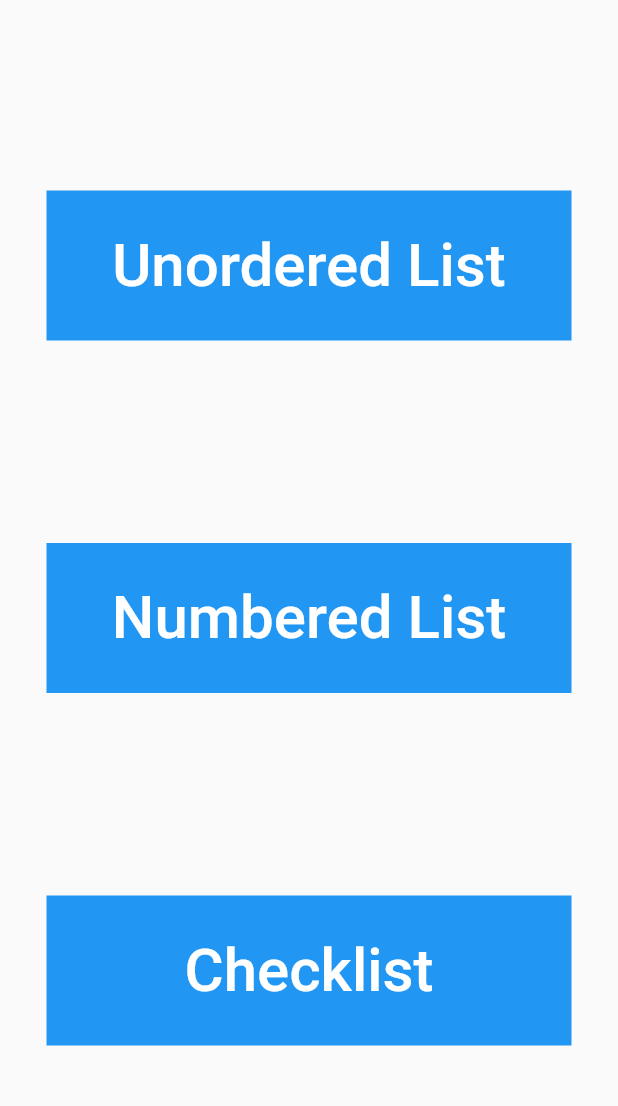
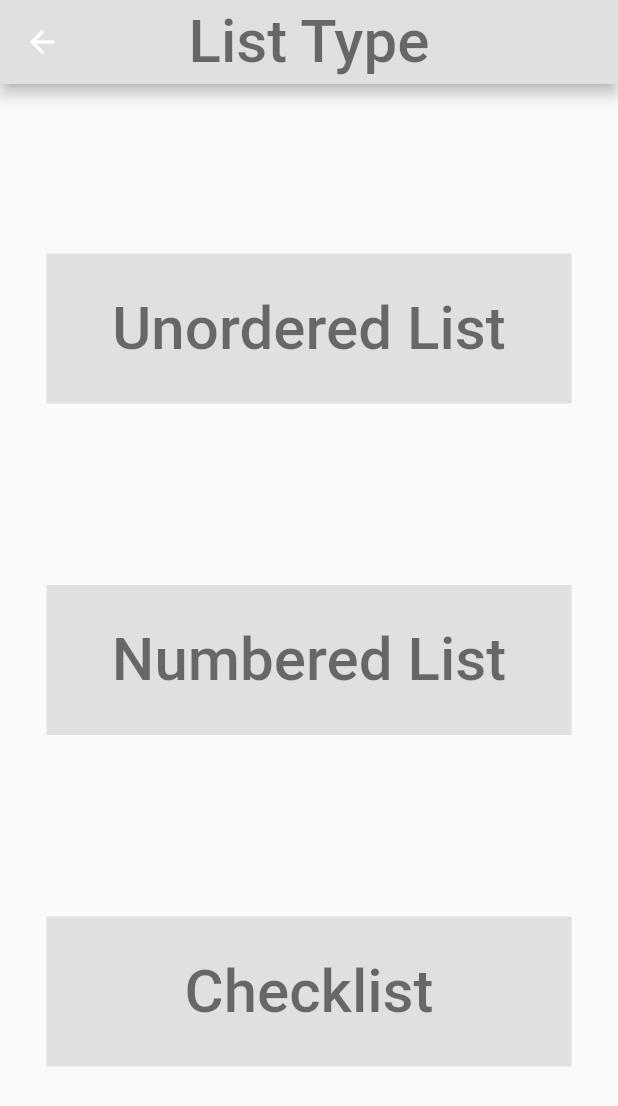
Before and after one commit to DoodleDeBug/listApp, a Flutter app: the Lists screen opened by its route, on a phone screen of 412 x 824 dp. Shown: the top 1106 px of the screen. Run offline on Flutter 3.47's test engine with Material 2 defaults, Android fonts, the phone set to English and light mode, and no system bars.

Commit message:
changed colours to grey

```diff
--- a/list_app/lib/listTypes.dart
+++ b/list_app/lib/listTypes.dart
@@ -15,6 +15,17 @@ class _ListsState extends State<Lists> {
   @override
   Widget build(BuildContext context) {
     return Scaffold(
+      appBar: AppBar(
+        title: Text(
+        "List Type",
+        style: TextStyle(
+          fontSize: 40.0,
+          color: Colors.black54,
+        ),
+        ),
+        centerTitle: true,
+        backgroundColor: Colors.grey[300],
+      ),
       body: Center(
         child: Column(
           mainAxisAlignment: MainAxisAlignment.spaceEvenly,
@@ -22,7 +33,7 @@ class _ListsState extends State<Lists> {
             Padding(
               padding: const EdgeInsets.all(8.0),
               child: Container(
-                color: Colors.blue,
+                color: Colors.grey[300],
                 height: 100.0,
                 width: 350.0,
                 child: FlatButton(
@@ -30,7 +41,7 @@ class _ListsState extends State<Lists> {
                     'Unordered List',
                     style: TextStyle(
                       fontSize: 40.0,
-                      color: Colors.white,
+                      color: Colors.black54,
                     ),
                   ),
                   onPressed: () {},
@@ -40,7 +51,7 @@ class _ListsState extends State<Lists> {
             Padding(
               padding: const EdgeInsets.all(8.0),
               child: Container(
-                color: Colors.blue,
+                color: Colors.grey[300],
                 height: 100.0,
                 width: 350.0,
                 child: FlatButton(
@@ -48,7 +59,7 @@ class _ListsState extends State<Lists> {
                     'Numbered List',
                     style: TextStyle(
                       fontSize: 40.0,
-                      color: Colors.white,
+                      color: Colors.black54,
                     ),
                   ),
                   onPressed: () {},
@@ -58,7 +69,7 @@ class _ListsState extends State<Lists> {
             Padding(
               padding: const EdgeInsets.all(8.0),
               child: Container(
-                color: Colors.blue,
+                color: Colors.grey[300],
                 height: 100.0,
                 width: 350.0,
                 child: FlatButton(
@@ -66,7 +77,7 @@ class _ListsState extends State<Lists> {
                     'Checklist',
                     style: TextStyle(
                       fontSize: 40.0,
-                      color: Colors.white,
+                      color: Colors.black54,
                     ),
                   ),
                   onPressed: () {},
--- a/list_app/lib/main.dart
+++ b/list_app/lib/main.dart
@@ -1,5 +1,3 @@
-import 'dart:js';
-
 import 'package:flutter/cupertino.dart';
 import 'package:flutter/material.dart';
 import 'package:list_app/home.dart';
```
Also changed, not shown: list_app/lib/home.dart (+11 -5 lines).
